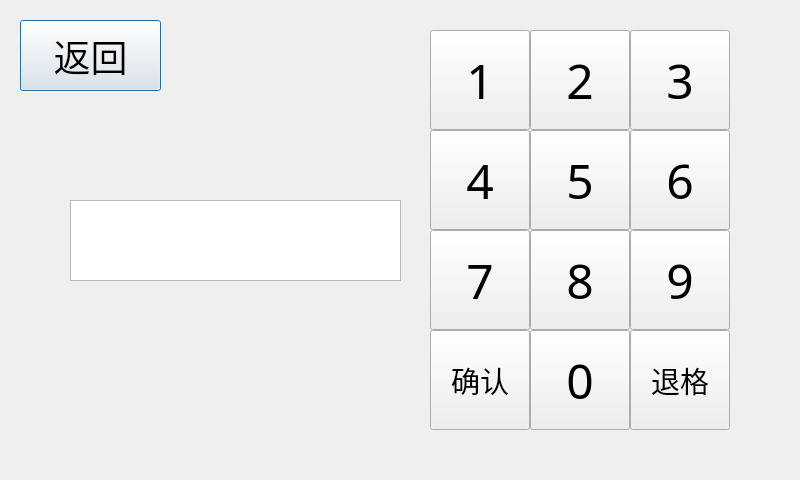
Cloudiful/face-the-door, file pwdPage.ui: the form before one commit.
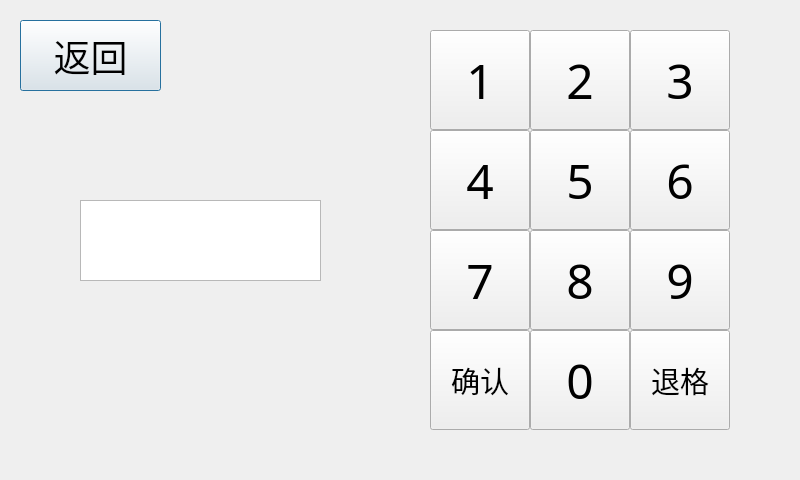
The form after the commit.

What changed in the file:
```diff
--- a/pwdPage.ui
+++ b/pwdPage.ui
@@ -16,24 +16,24 @@
   <widget class="QTextEdit" name="textEdit">
    <property name="geometry">
     <rect>
-     <x>70</x>
+     <x>80</x>
      <y>200</y>
-     <width>331</width>
+     <width>241</width>
      <height>81</height>
     </rect>
    </property>
    <property name="font">
     <font>
      <family>萝莉体</family>
-     <pointsize>11</pointsize>
+     <pointsize>28</pointsize>
     </font>
    </property>
    <property name="html">
     <string>&lt;!DOCTYPE HTML PUBLIC &quot;-//W3C//DTD HTML 4.0//EN&quot; &quot;http://www.w3.org/TR/REC-html40/strict.dtd&quot;&gt;
 &lt;html&gt;&lt;head&gt;&lt;meta name=&quot;qrichtext&quot; content=&quot;1&quot; /&gt;&lt;style type=&quot;text/css&quot;&gt;
 p, li { white-space: pre-wrap; }
-&lt;/style&gt;&lt;/head&gt;&lt;body style=&quot; font-family:'萝莉体'; font-size:11pt; font-weight:400; font-style:normal;&quot;&gt;
-&lt;p style=&quot;-qt-paragraph-type:empty; margin-top:0px; margin-bottom:0px; margin-left:0px; margin-right:0px; -qt-block-indent:0; text-indent:0px;&quot;&gt;&lt;br /&gt;&lt;/p&gt;&lt;/body&gt;&lt;/html&gt;</string>
+&lt;/style&gt;&lt;/head&gt;&lt;body style=&quot; font-family:'萝莉体'; font-size:28pt; font-weight:400; font-style:normal;&quot;&gt;
+&lt;p style=&quot;-qt-paragraph-type:empty; margin-top:0px; margin-bottom:0px; margin-left:0px; margin-right:0px; -qt-block-indent:0; text-indent:0px; font-size:11pt;&quot;&gt;&lt;br /&gt;&lt;/p&gt;&lt;/body&gt;&lt;/html&gt;</string>
    </property>
   </widget>
   <widget class="QPushButton" name="pushButton_7">
```
Left out of the diff: 9 changed lines with no effect on the pictures.
